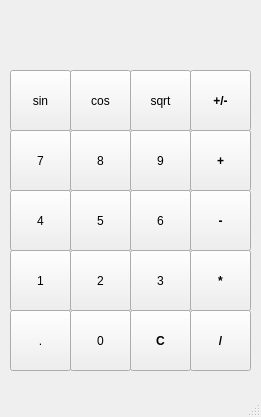
Above: mainwindow.ui from mikaeliskah/calculator before the change. Below: the same form after it.
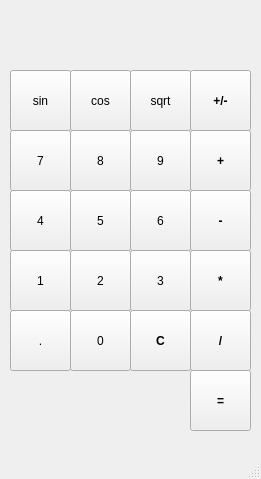
That is the form after the change.

Commit message: fixed issues with plus-button behaviour. overall behaviour still a mess

```diff
--- a/mainwindow.ui
+++ b/mainwindow.ui
@@ -7,7 +7,7 @@
     <x>0</x>
     <y>0</y>
     <width>261</width>
-    <height>417</height>
+    <height>479</height>
    </rect>
   </property>
   <property name="font">
@@ -341,6 +341,25 @@
      <string>sin</string>
     </property>
    </widget>
+   <widget class="QPushButton" name="pushButton_21">
+    <property name="geometry">
+     <rect>
+      <x>190</x>
+      <y>370</y>
+      <width>61</width>
+      <height>61</height>
+     </rect>
+    </property>
+    <property name="font">
+     <font>
+      <weight>75</weight>
+      <bold>true</bold>
+     </font>
+    </property>
+    <property name="text">
+     <string>=</string>
+    </property>
+   </widget>
   </widget>
   <widget class="QMenuBar" name="menubar">
    <property name="geometry">
```
The commit also changes 3 other files.
